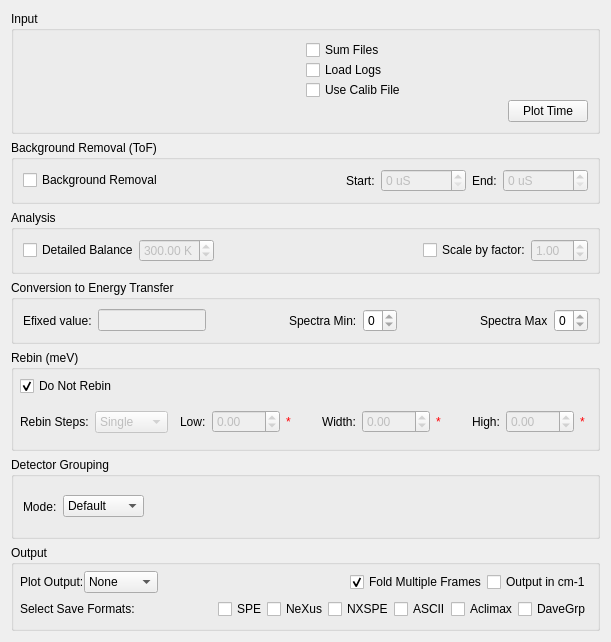
Qt form Code/Mantid/MantidQt/CustomInterfaces/inc/MantidQtCustomInterfaces/Indirect/ISISEnergyTransfer.ui (mantidproject/mantid) before a commit.
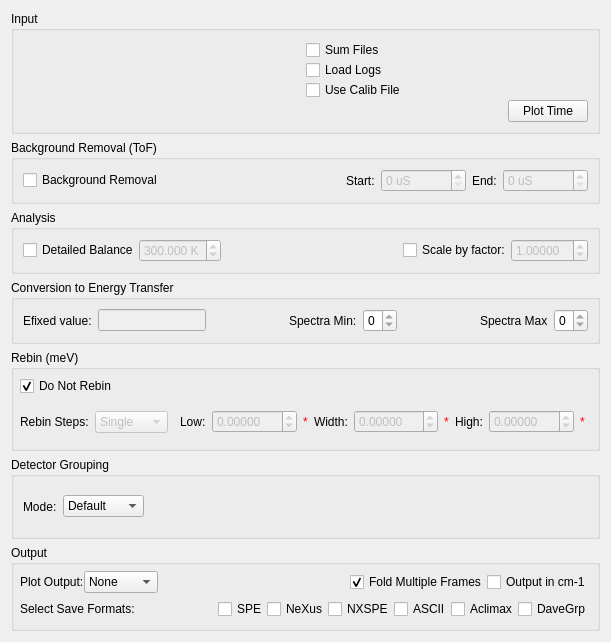
The same form after that commit. Custom widgets are drawn as their Qt base class.

The edit to the form file:
```diff
--- a/Code/Mantid/MantidQt/CustomInterfaces/inc/MantidQtCustomInterfaces/Indirect/ISISEnergyTransfer.ui
+++ b/Code/Mantid/MantidQt/CustomInterfaces/inc/MantidQtCustomInterfaces/Indirect/ISISEnergyTransfer.ui
@@ -242,6 +242,9 @@
         <property name="suffix">
          <string> K</string>
         </property>
+        <property name="decimals">
+         <number>3</number>
+        </property>
         <property name="maximum">
          <double>999.990000000000009</double>
         </property>
@@ -271,6 +274,9 @@
         <property name="enabled">
          <bool>false</bool>
         </property>
+        <property name="decimals">
+         <number>5</number>
+        </property>
         <property name="maximum">
          <double>99.989999999999995</double>
         </property>
@@ -481,6 +487,9 @@
                 <property name="enabled">
                  <bool>false</bool>
                 </property>
+                <property name="decimals">
+                 <number>5</number>
+                </property>
                 <property name="minimum">
                  <double>-999.990000000000009</double>
                 </property>
@@ -524,6 +533,9 @@
                 <property name="enabled">
                  <bool>false</bool>
                 </property>
+                <property name="decimals">
+                 <number>5</number>
+                </property>
                 <property name="minimum">
                  <double>-999.990000000000009</double>
                 </property>
@@ -567,6 +579,9 @@
                 <property name="enabled">
                  <bool>false</bool>
                 </property>
+                <property name="decimals">
+                 <number>5</number>
+                </property>
                 <property name="minimum">
                  <double>-999.990000000000009</double>
                 </property>
```
Left out of the diff: 9 changed lines with no effect on the pictures.
